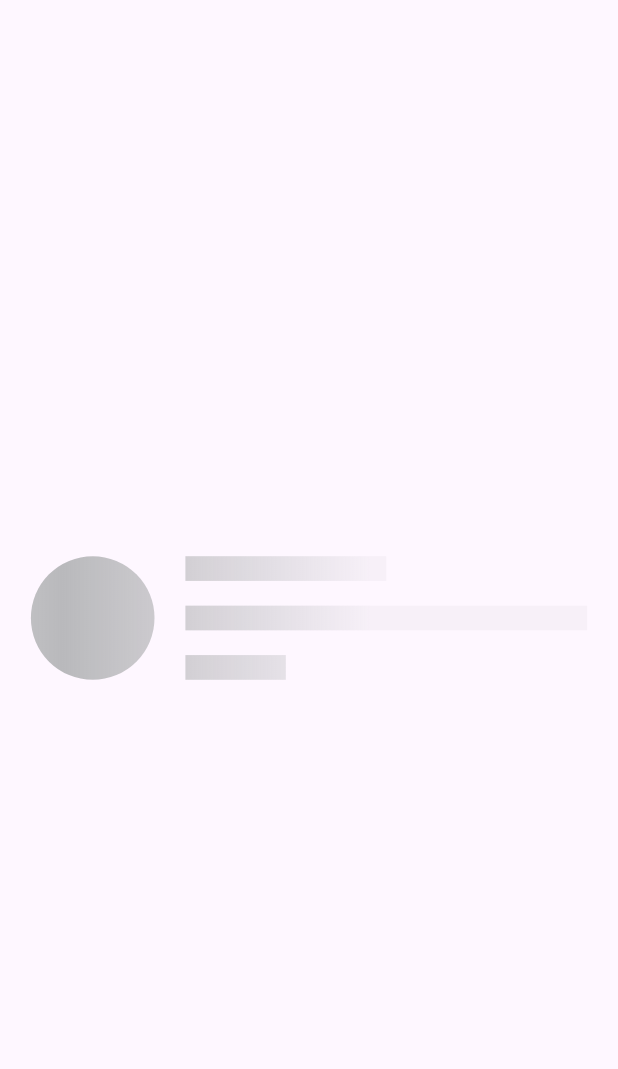
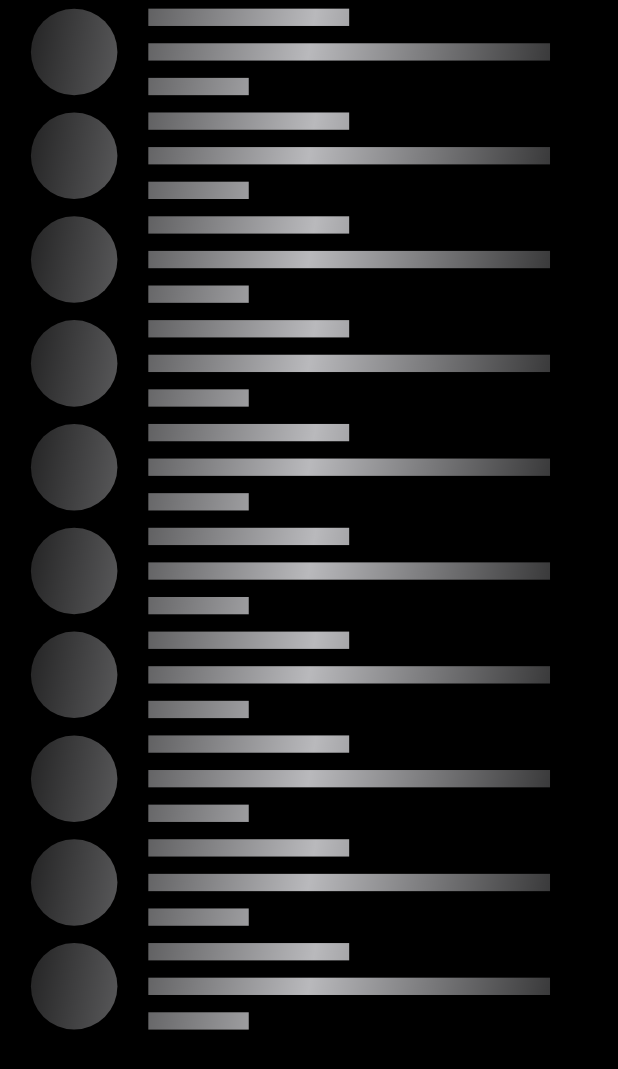
Before and after one commit to sergioIbz/sliver_app, a Flutter app: the screen it shows after launch, on a phone screen of 412 x 824 dp. Shown: the top 1069 px of the screen. Run offline on Flutter 3.47's test engine with Material 3 defaults, Android fonts, the light colour scheme and no system bars.

Commit message:
animacion de carga implementada

```diff
--- a/lib/home.dart
+++ b/lib/home.dart
@@ -1,5 +1,5 @@
 import 'package:flutter/material.dart';
-import 'package:sliver_app/loading_widget.dart';
+import 'package:sliver_app/loading_animated.dart';
 
 class Home extends StatelessWidget {
   const Home({super.key});
@@ -8,71 +8,13 @@ class Home extends StatelessWidget {
   Widget build(BuildContext context) {
     Size size = MediaQuery.of(context).size;
     return Scaffold(
-      body: Center(
-        child: LoadingAnimated(size: size),
+      backgroundColor: Colors.black,
+      body: ListView(
+        children: List.generate(
+          10,
+          (index) => LoadingAnimated(size: size),
+        ),
       ),
     );
   }
 }
-
-class LoadingAnimated extends StatefulWidget {
-  final Size size;
-
-  const LoadingAnimated({
-    super.key,
-    required this.size,
-  });
-
-  @override
-  State<LoadingAnimated> createState() => _LoadingAnimatedState();
-}
-
-class _LoadingAnimatedState extends State<LoadingAnimated>
-    with SingleTickerProviderStateMixin {
-  late AnimationController controller;
-  @override
-  void initState() {
-    controller = AnimationController.unbounded(vsync: this)
-      ..repeat(
-        min: -0.5,
-        max: 1.5,
-        period: const Duration(seconds: 1),
-      );
-    super.initState();
-  }
-
-  @override
-  Widget build(BuildContext context) {
-    return AnimatedBuilder(
-      animation: controller,
-      builder: (BuildContext context, Widget? child) {
-        return ShaderMask(
-          shaderCallback: (Rect bounds) => LinearGradient(
-            begin: Alignment.centerLeft,
-            end: Alignment.centerRight,
-            transform: _GradientTransform(controller.value),
-            colors: const [
-              Colors.white10,
-              Colors.white,
-              Colors.white10,
-            ],
-          ).createShader(
-            bounds,
-          ),
-          child: LoadingWidget(
-            width: widget.size.width,
-          ),
-        );
-      },
-    );
-  }
-}
-
-class _GradientTransform extends GradientTransform {
-  final double percent;
-  const _GradientTransform(this.percent);
-  @override
-  Matrix4? transform(Rect bounds, {TextDirection? textDirection}) {
-    return Matrix4.translationValues(bounds.width * percent, 0, 0);
-  }
-}
--- /dev/null
+++ b/lib/loading_animated.dart
@@ -0,0 +1,70 @@
+import 'package:flutter/material.dart';
+import 'package:sliver_app/loading_widget.dart';
+
+class LoadingAnimated extends StatefulWidget {
+  final Size size;
+
+  const LoadingAnimated({
+    super.key,
+    required this.size,
+  });
+
+  @override
+  State<LoadingAnimated> createState() => _LoadingAnimatedState();
+}
+
+class _LoadingAnimatedState extends State<LoadingAnimated>
+    with SingleTickerProviderStateMixin {
+  late AnimationController controller;
+  @override
+  void initState() {
+    controller = AnimationController.unbounded(vsync: this)
+      ..repeat(
+        min: -0.5,
+        max: 1.5,
+        period: const Duration(milliseconds: 1300),
+      );
+    super.initState();
+  }
+
+  @override
+  void dispose() {
+    controller.dispose();
+    super.dispose();
+  }
+
+  @override
+  Widget build(BuildContext context) {
+    return AnimatedBuilder(
+      animation: controller,
+      builder: (BuildContext context, Widget? child) {
+        return ShaderMask(
+          shaderCallback: (Rect bounds) => LinearGradient(
+            begin: Alignment.topLeft,
+            end: Alignment.bottomRight,
+            transform: _GradientTransform(controller.value),
+            colors: const [
+              Colors.white10,
+              Colors.white,
+              Colors.white10,
+            ],
+          ).createShader(
+            bounds,
+          ),
+          child: LoadingWidget(
+            width: widget.size.width,
+          ),
+        );
+      },
+    );
+  }
+}
+
+class _GradientTransform extends GradientTransform {
+  final double percent;
+  const _GradientTransform(this.percent);
+  @override
+  Matrix4? transform(Rect bounds, {TextDirection? textDirection}) {
+    return Matrix4.translationValues(bounds.width *percent, 0, 0);
+  }
+}
--- a/lib/loading_widget.dart
+++ b/lib/loading_widget.dart
@@ -8,7 +8,7 @@ class LoadingWidget extends StatelessWidget {
     super.key,
     required this.width,
     this.color = const Color(0xFFB9B9BC),
-  }) : height = width * 0.2;
+  }) : height = width * 0.14;
 
   @override
   Widget build(BuildContext context) {
```
